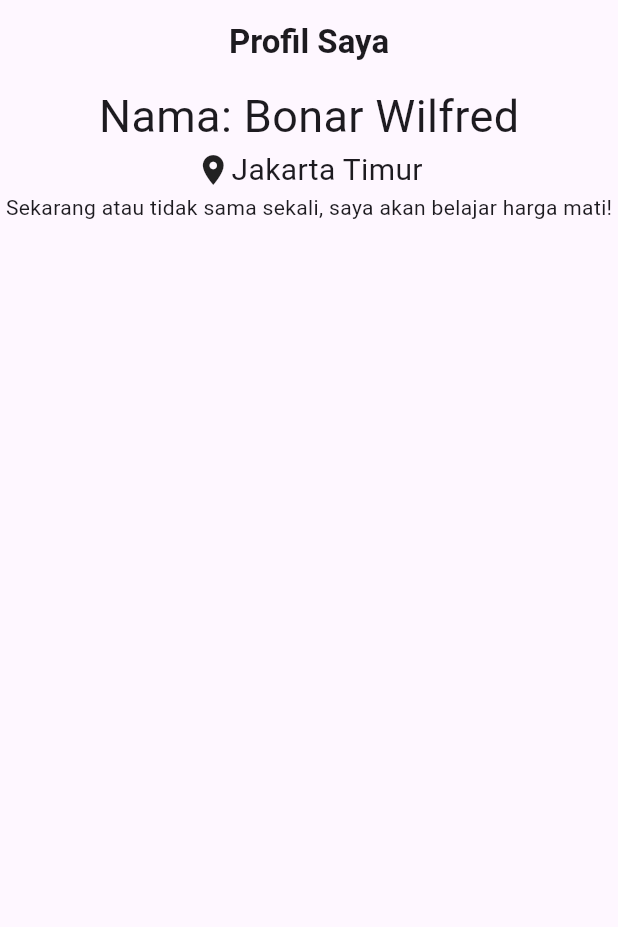
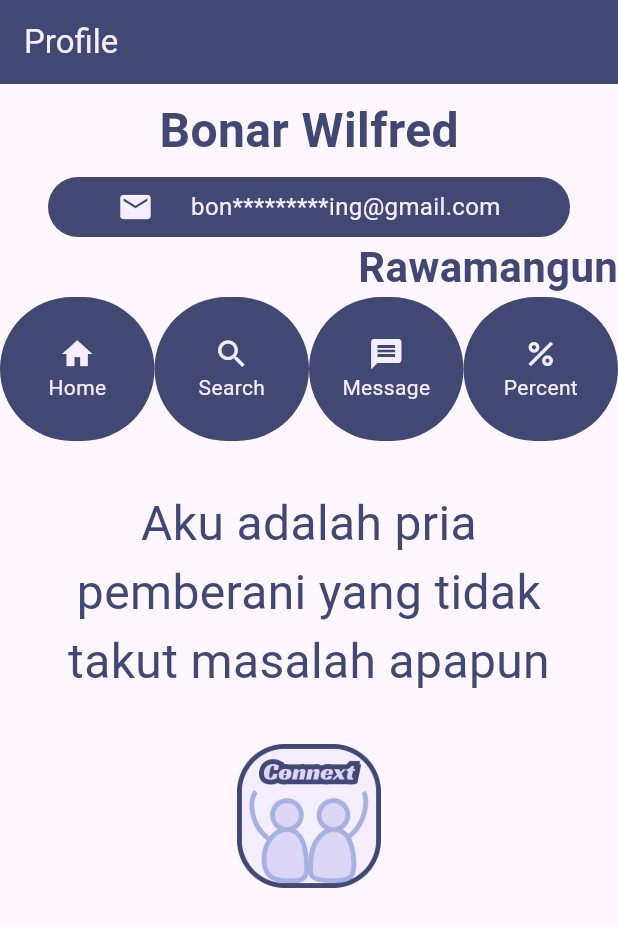
Before and after one commit to bonarwilfredproject/belajar_flutter_ppkd, a Flutter app: the screen it shows after launch, on a phone screen of 412 x 824 dp. Shown: the top 927 px of the screen. Run offline on Flutter 3.47's test engine with Material 3 defaults, Android fonts, the phone set to English and light mode, and no system bars.

Commit message:
Tugas 2 Flutter

```diff
--- /dev/null
+++ b/lib/day_7/gambar.dart
@@ -0,0 +1,18 @@
+import 'package:flutter/material.dart';
+
+class Gambar extends StatelessWidget {
+  const Gambar({super.key});
+
+  @override
+  Widget build(BuildContext context) {
+    return Scaffold(
+      body: Center(
+        child: Container(
+          height: 72,
+          width: 72,
+          child: Image.asset("lib/assets/images/logo.png"),
+        ),
+      ),
+    );
+  }
+}
--- a/lib/main.dart
+++ b/lib/main.dart
@@ -1,4 +1,6 @@
 import 'package:belajar_flutter_ppkd/day_5/scaffold.dart';
+import 'package:belajar_flutter_ppkd/day_7/gambar.dart';
+import 'package:belajar_flutter_ppkd/tugas2.dart/tugas2.dart';
 import 'package:belajar_flutter_ppkd/tugas_1/tugas_1.dart';
 import 'package:flutter/material.dart';
 
@@ -32,7 +34,7 @@ class MyApp extends StatelessWidget {
         // tested with just a hot reload.
         colorScheme: .fromSeed(seedColor: Colors.deepPurple),
       ),
-      home: Tugas1Flutter(),
+      home: Tugas2Flutter(),
     );
   }
 }
--- /dev/null
+++ b/lib/tugas2.dart/tugas2.dart
@@ -0,0 +1,166 @@
+import 'package:flutter/material.dart';
+
+class Tugas2Flutter extends StatelessWidget {
+  const Tugas2Flutter({super.key});
+
+  @override
+  Widget build(BuildContext context) {
+    return Scaffold(
+      body: Column(
+        children: [
+          Padding(
+            padding: const EdgeInsets.symmetric(vertical: 8.0),
+            child: Center(
+              child: Text(
+                "Bonar Wilfred",
+                style: TextStyle(
+                  fontSize: 32,
+                  color: Color(0xFF424874),
+                  fontWeight: FontWeight.bold,
+                ),
+              ),
+            ),
+          ),
+          Padding(
+            padding: const EdgeInsets.symmetric(horizontal: 32.0),
+            child: Container(
+              padding: EdgeInsets.all(8),
+              decoration: BoxDecoration(
+                borderRadius: BorderRadius.circular(40),
+                color: Color(0xFF424874),
+              ),
+
+              child: Row(
+                mainAxisAlignment: MainAxisAlignment.center,
+                children: [
+                  Icon(Icons.email, color: Color(0xFFF4EEFF)),
+                  SizedBox(width: 25),
+                  Text(
+                    "bon*********ing@gmail.com",
+                    style: TextStyle(color: Color(0xFFF4EEFF), fontSize: 16),
+                  ),
+                ],
+              ),
+            ),
+          ),
+
+          Row(
+            children: [
+              Spacer(),
+              Text(
+                "Rawamangun",
+                style: TextStyle(
+                  color: Color(0xFF424874),
+                  fontSize: 28,
+                  fontWeight: FontWeight.bold,
+                ),
+              ),
+            ],
+          ),
+          Row(
+            children: [
+              Expanded(
+                child: Container(
+                  height: 96,
+                  child: Column(
+                    children: [
+                      Spacer(),
+                      Icon(Icons.home, color: Color(0xFFF4EEFF)),
+                      Text("Home", style: TextStyle(color: Color(0xFFF4EEFF))),
+                      Spacer(),
+                    ],
+                  ),
+                  decoration: BoxDecoration(
+                    borderRadius: BorderRadius.circular(64),
+                    color: Color(0xFF424874),
+                  ),
+                ),
+              ),
+              Expanded(
+                child: Container(
+                  height: 96,
+                  child: Column(
+                    children: [
+                      Spacer(),
+                      Icon(Icons.search, color: Color(0xFFF4EEFF)),
+                      Text(
+                        "Search",
+                        style: TextStyle(color: Color(0xFFF4EEFF)),
+                      ),
+                      Spacer(),
+                    ],
+                  ),
+                  decoration: BoxDecoration(
+                    borderRadius: BorderRadius.circular(144),
+                    color: Color(0xFF424874),
+                  ),
+                ),
+              ),
+              Expanded(
+                child: Container(
+                  height: 96,
+                  child: Column(
+                    children: [
+                      Spacer(),
+                      Icon(Icons.message, color: Color(0xFFF4EEFF)),
+                      Text(
+                        "Message",
+                        style: TextStyle(color: Color(0xFFF4EEFF)),
+                      ),
+                      Spacer(),
+                    ],
+                  ),
+                  decoration: BoxDecoration(
+                    borderRadius: BorderRadius.circular(64),
+                    color: Color(0xFF424874),
+                  ),
+                ),
+              ),
+              Expanded(
+                child: Container(
+                  height: 96,
+                  child: Column(
+                    children: [
+                      Spacer(),
+                      Icon(Icons.percent, color: Color(0xFFF4EEFF)),
+                      Text(
+                        "Percent",
+                        style: TextStyle(color: Color(0xFFF4EEFF)),
+                      ),
+                      Spacer(),
+                    ],
+                  ),
+                  decoration: BoxDecoration(
+                    borderRadius: BorderRadius.circular(64),
+                    color: Color(0xFF424874),
+                  ),
+                ),
+              ),
+            ],
+          ),
+          SizedBox(height: 32),
+          Padding(
+            padding: const EdgeInsets.symmetric(horizontal: 32),
+            child: Text(
+              "Aku adalah pria pemberani yang tidak takut masalah apapun",
+              textAlign: TextAlign.center,
+              style: TextStyle(color: Color(0xFF424874), fontSize: 32),
+            ),
+          ),
+          SizedBox(height: 32),
+          Container(
+            child: Image.asset(
+              "lib/assets/images/logo.png",
+              height: 96,
+              width: 96,
+            ),
+          ),
+        ],
+      ),
+      appBar: AppBar(
+        backgroundColor: Color(0xFF424874),
+        title: Text("Profile", style: TextStyle(color: Color(0xFFF4EEFF))),
+      ),
+    );
+  }
+}
--- a/pubspec.yaml
+++ b/pubspec.yaml
@@ -58,9 +58,9 @@ flutter:
   uses-material-design: true
 
   # To add assets to your application, add an assets section, like this:
-  # assets:
-  #   - images/a_dot_burr.jpeg
-  #   - images/a_dot_ham.jpeg
+  assets:
+    - lib/assets/images/
+    - lib/assets/fonts/
 
   # An image asset can refer to one or more resolution-specific "variants", see
   # https://flutter.dev/to/resolution-aware-images
```
Also changed, not shown: lib/assets/images/logo.png (added).
